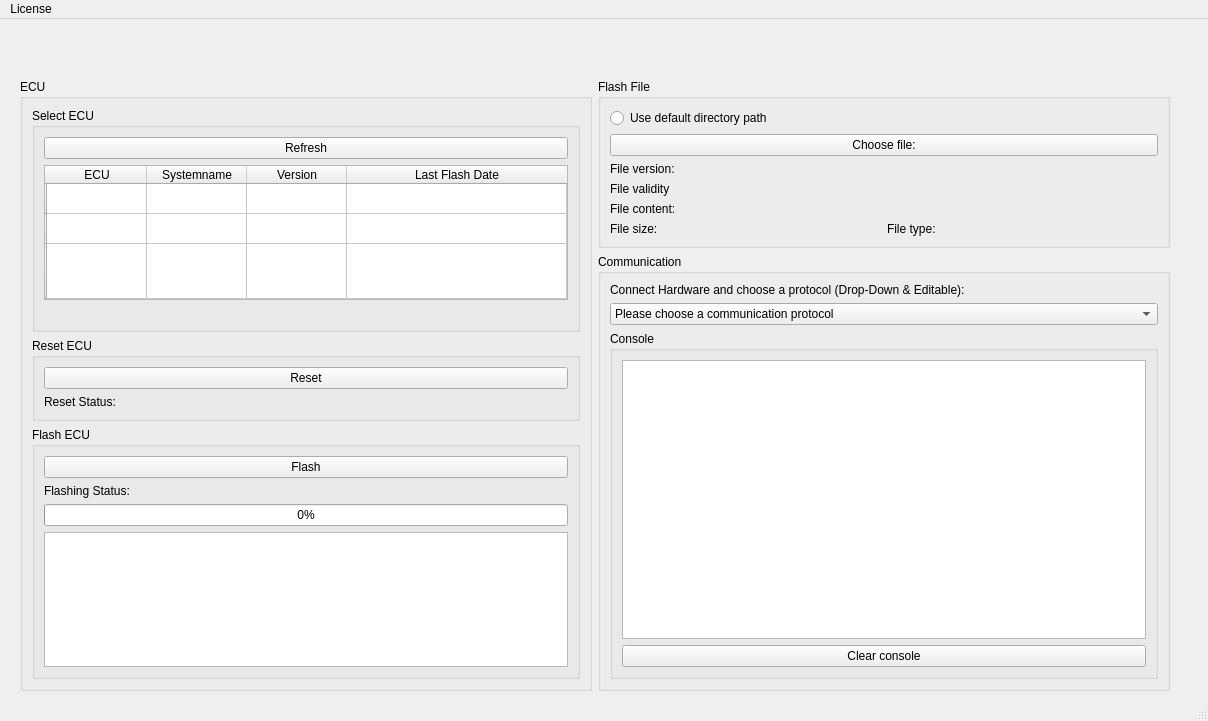
Old version of the form WINDOWS_GUI/mainwindow.ui in the repository amosproj/amos2024ss07-updating-flash-boot-loader.
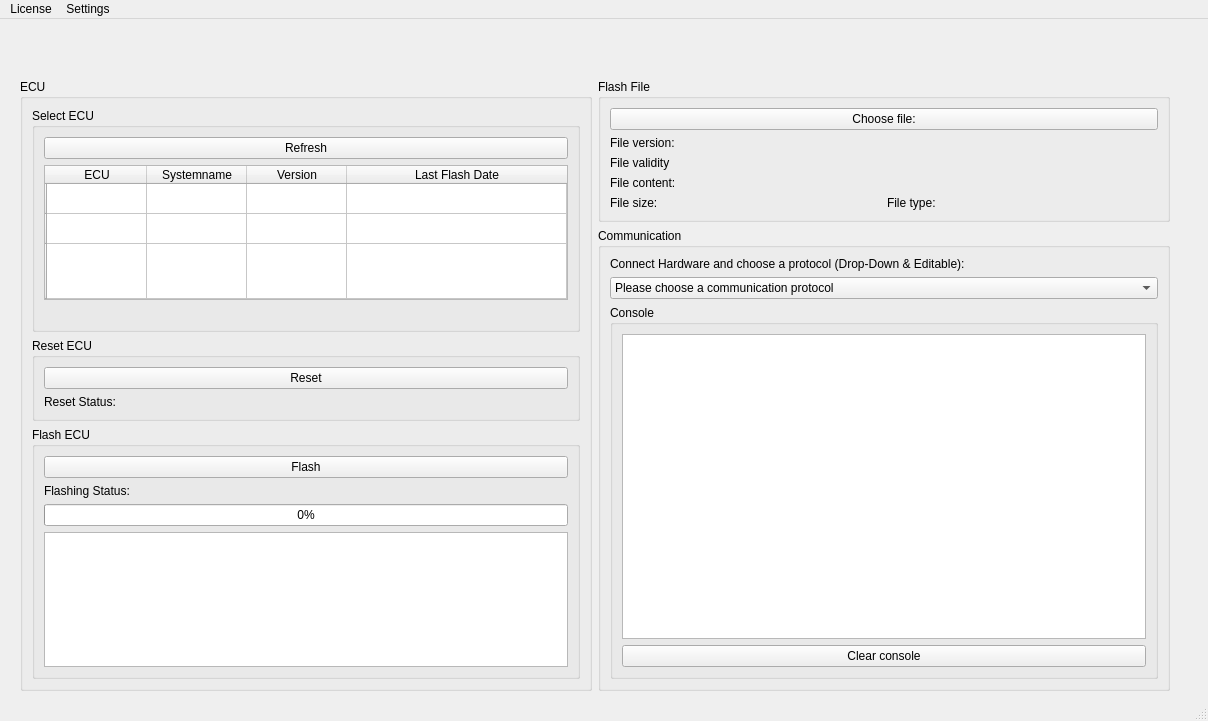
New version of the form.

Patch:
```diff
--- a/WINDOWS_GUI/mainwindow.ui
+++ b/WINDOWS_GUI/mainwindow.ui
@@ -208,13 +208,6 @@
           <string>Flash File</string>
          </property>
          <layout class="QVBoxLayout" name="verticalLayout_file_flash">
-          <item>
-           <widget class="QRadioButton" name="radio_button_def_dir">
-            <property name="text">
-             <string>Use default directory path</string>
-            </property>
-           </widget>
-          </item>
           <item>
            <widget class="QPushButton" name="button_file">
             <property name="text">
@@ -358,7 +351,14 @@
     <addaction name="menuLicenseQT"/>
     <addaction name="menuLicenseMIT"/>
    </widget>
+   <widget class="QMenu" name="menuSettings">
+    <property name="title">
+     <string>Settings</string>
+    </property>
+    <addaction name="defaultDir"/>
+   </widget>
    <addaction name="menuLicense"/>
+   <addaction name="menuSettings"/>
   </widget>
   <widget class="QStatusBar" name="statusbar"/>
   <action name="menuLicenseQT">
```
Left out of the diff: 5 changed lines with no effect on the pictures.
